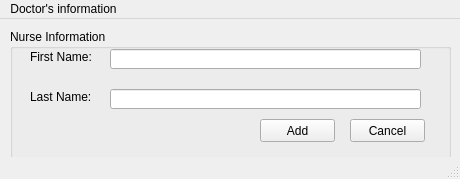
RaahimHash/DBMS-Project-UHU-Clinic, file Screens/Admin AddNurse.ui: the form before one commit.
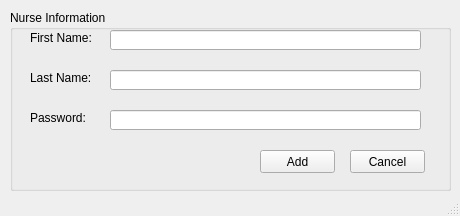
The form after the commit.

Patch:
```diff
--- a/Screens/Admin AddNurse.ui
+++ b/Screens/Admin AddNurse.ui
@@ -7,7 +7,7 @@
     <x>0</x>
     <y>0</y>
     <width>460</width>
-    <height>179</height>
+    <height>216</height>
    </rect>
   </property>
   <property name="windowTitle">
@@ -20,7 +20,7 @@
       <x>10</x>
       <y>10</y>
       <width>441</width>
-      <height>131</height>
+      <height>181</height>
      </rect>
     </property>
     <property name="title">
@@ -69,7 +69,7 @@
      <property name="geometry">
       <rect>
        <x>250</x>
-       <y>90</y>
+       <y>140</y>
        <width>75</width>
        <height>23</height>
       </rect>
@@ -82,7 +82,7 @@
      <property name="geometry">
       <rect>
        <x>340</x>
-       <y>90</y>
+       <y>140</y>
        <width>75</width>
        <height>23</height>
       </rect>
@@ -104,23 +104,36 @@
       <bool>false</bool>
      </property>
     </widget>
-   </widget>
-  </widget>
-  <widget class="QMenuBar" name="menubar">
+    <widget class="QLabel" name="label_3">
+     <property name="geometry">
+      <rect>
+       <x>20</x>
+       <y>100</y>
+       <width>81</width>
+       <height>16</height>
+      </rect>
+     </property>
+     <property name="text">
+      <string>Password:</string>
+     </property>
+    </widget>
+    <widget class="QLineEdit" name="linePassword">
    <property name="geometry">
     <rect>
-     <x>0</x>
-     <y>0</y>
-     <width>460</width>
-     <height>21</height>
-    </rect>
-   </property>
-   <widget class="QMenu" name="menuScreen7">
-    <property name="title">
-     <string>Doctor's information</string>
-    </property>
-   </widget>
-   <addaction name="menuScreen7"/>
+       <x>100</x>
+       <y>100</y>
+       <width>311</width>
+       <height>20</height>
+      </rect>
+     </property>
+     <property name="echoMode">
+      <enum>QLineEdit::Password</enum>
+     </property>
+     <property name="readOnly">
+      <bool>false</bool>
+     </property>
+    </widget>
+   </widget>
   </widget>
   <widget class="QStatusBar" name="statusbar"/>
  </widget>
```
Left out of the diff: 3 changed lines with no effect on the pictures. Lines whose indentation alone changed are shown as unchanged.
